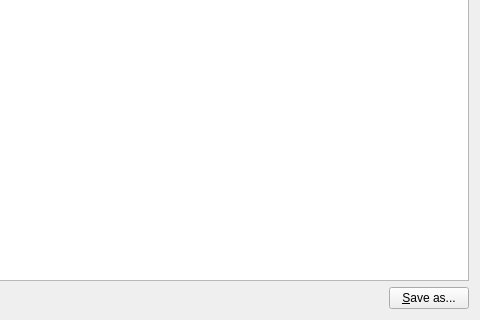
Before: the Qt Designer form app/messagewindow.ui in DarkHobbit/doublecontact, drawn with Qt 5; both pictures show x 760 to 1240 and y 300 to 620 of the 1240 by 620 pixel window.
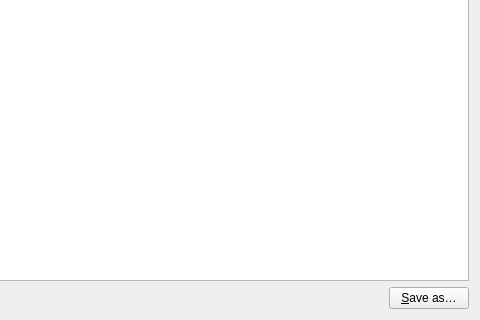
After: the same form once the commit is applied.

Commit message: Ellipsis → … instead of tripledot → ...

Patch:
```diff
--- a/app/messagewindow.ui
+++ b/app/messagewindow.ui
@@ -165,7 +165,7 @@
      <item>
       <widget class="QPushButton" name="btnSaveAs">
        <property name="text">
-        <string>&amp;Save as...</string>
+        <string>&amp;Save as…</string>
        </property>
       </widget>
      </item>
```
